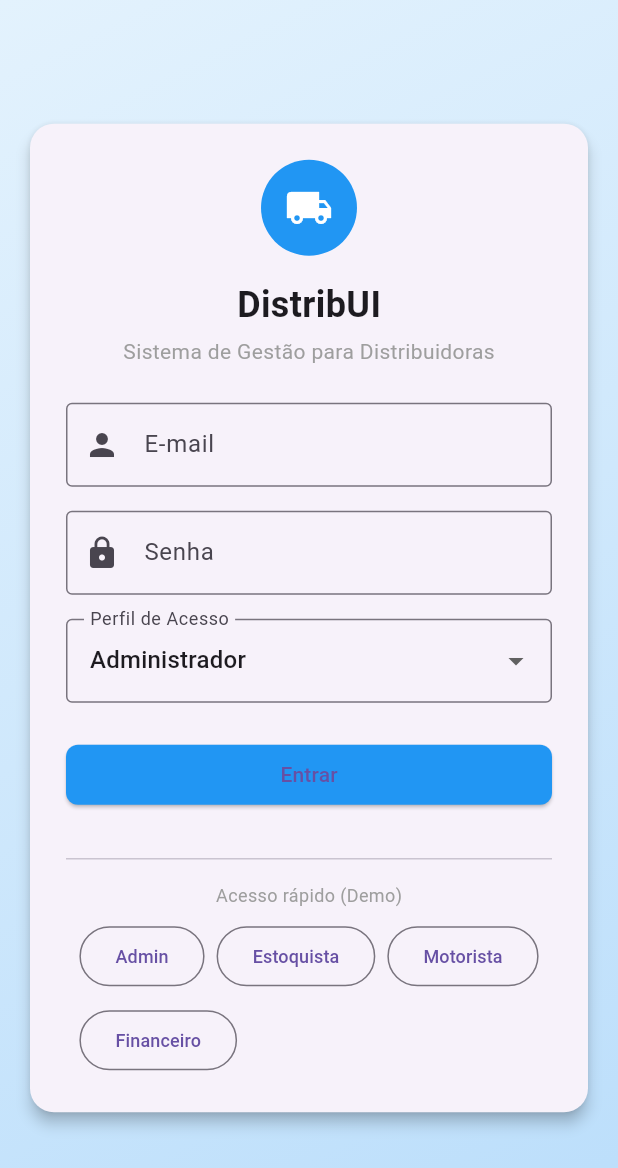
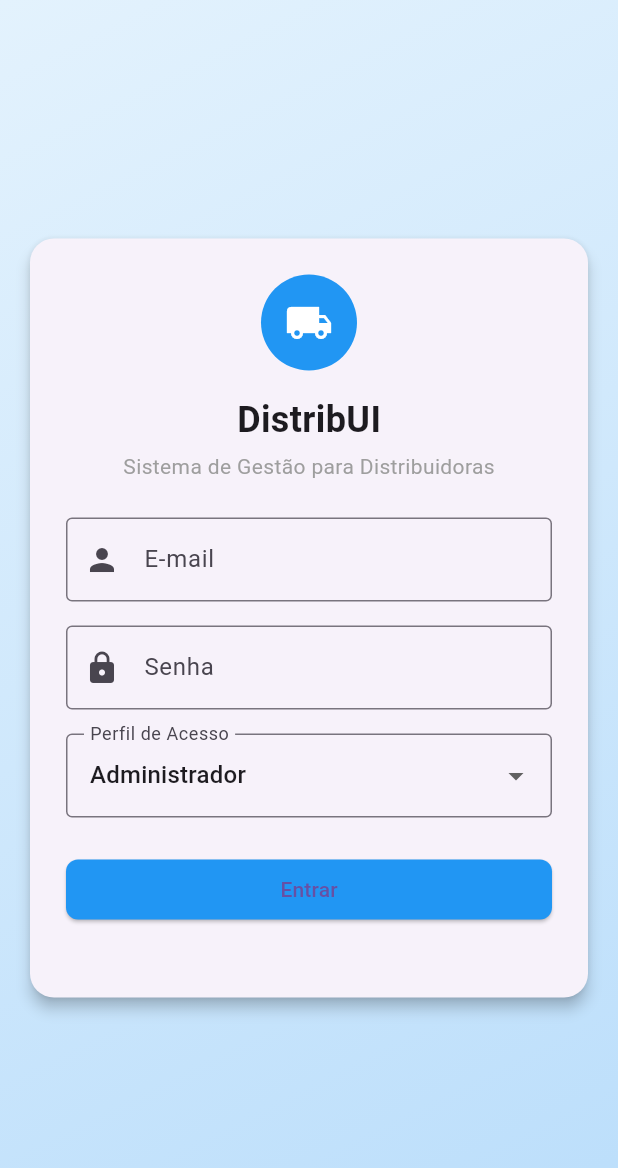
Before and after one commit to jooaonnz/Eskelbel-Gestao_inteligente, a Flutter app: the screen it shows after launch, on a phone screen of 412 x 824 dp. Shown: the top 1168 px of the screen. Run offline on Flutter 3.47's test engine with Material 3 defaults, Android fonts, the phone set to English and light mode, and no system bars.

Commit message:
remove: removido feature de acesso rapido demo

```diff
--- a/lib/src/features/auth/views/login_page.dart
+++ b/lib/src/features/auth/views/login_page.dart
@@ -169,35 +169,6 @@ class _LoginPageState extends State<LoginPage> {
                       ),
                     ),
                     const SizedBox(height: 24),
-                    const Divider(),
-                    const SizedBox(height: 8),
-                    const Text(
-                      'Acesso rápido (Demo)',
-                      style: TextStyle(fontSize: 12, color: Colors.grey),
-                    ),
-                    const SizedBox(height: 8),
-                    Wrap(
-                      spacing: 8,
-                      runSpacing: 8,
-                      children: [
-                        OutlinedButton(
-                          onPressed: () => quickLogin('admin'),
-                          child: const Text('Admin', style: TextStyle(fontSize: 12)),
-                        ),
-                        OutlinedButton(
-                          onPressed: () => quickLogin('estoquista'),
-                          child: const Text('Estoquista', style: TextStyle(fontSize: 12)),
-                        ),
-                        OutlinedButton(
-                          onPressed: () => quickLogin('motorista'),
-                          child: const Text('Motorista', style: TextStyle(fontSize: 12)),
-                        ),
-                        OutlinedButton(
-                          onPressed: () => quickLogin('financeiro'),
-                          child: const Text('Financeiro', style: TextStyle(fontSize: 12)),
-                        ),
-                      ],
-                    ),
                   ],
                 ),
               ),
```
